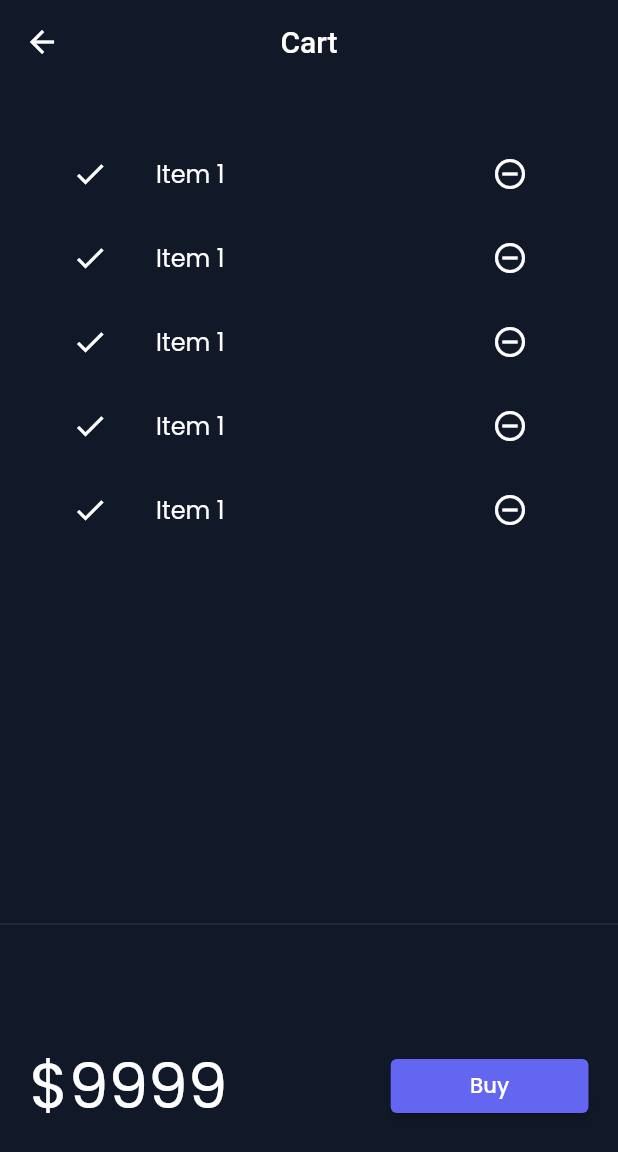
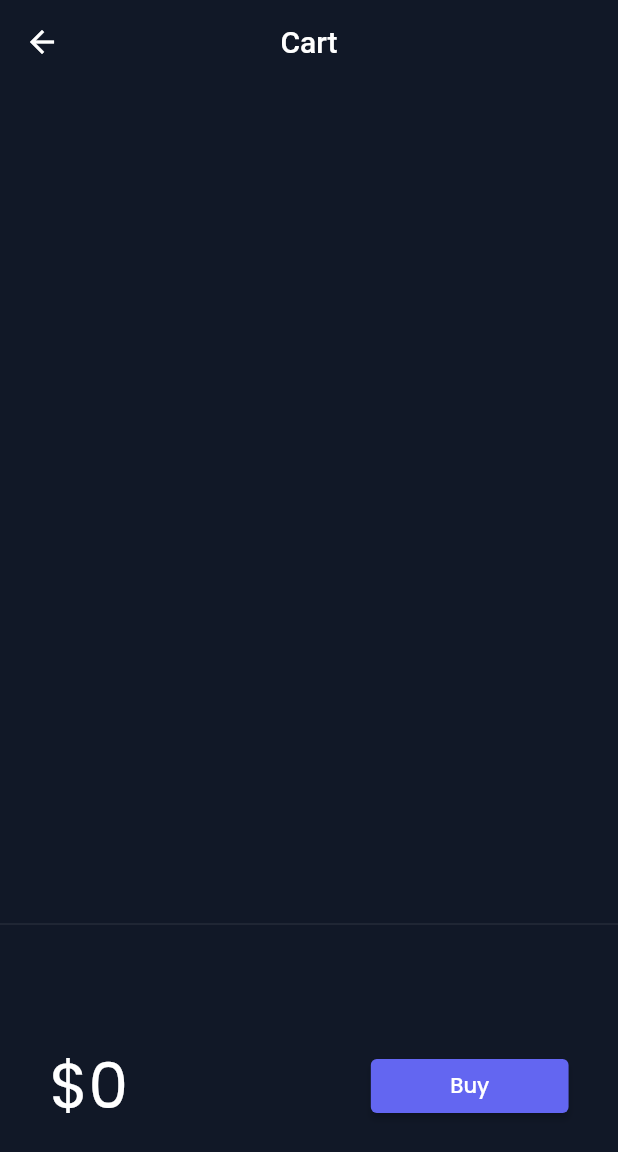
Before and after one commit to rabindra-dahal/Flutter-learning-catalog-app, a Flutter app: the CartPage screen opened by its route, on a phone screen of 412 x 824 dp. Shown: the top 1152 px of the screen. Run offline on Flutter 3.47's test engine with Material 2 defaults, Android fonts, the phone set to English and light mode, and no system bars; our stand-ins replace google_fonts, velocity_x.

Commit message:
Add to cart functionality added and day19 completed

```diff
--- a/lib/models/cart.dart
+++ b/lib/models/cart.dart
@@ -1,6 +1,9 @@
 import 'package:learning_basics/models/catalog.dart';
 
 class CartModel{
+  static final cartModel = CartModel._internal();
+  CartModel._internal();
+  factory CartModel() => cartModel;
   //catalog field
   late CatalogModel _catalog;
   //collections of IDs - store ids of each item
--- a/lib/models/catalog.dart
+++ b/lib/models/catalog.dart
@@ -1,4 +1,7 @@
 class CatalogModel{
+  static final catModel = CatalogModel._internal();
+  CatalogModel._internal();
+  factory CatalogModel() => catModel;
   static List<Item> items= [];
   //get item by id
  Item getById(int id) => items.firstWhere((element) => element.id == id , orElse: null);
--- a/lib/pages/cart_page.dart
+++ b/lib/pages/cart_page.dart
@@ -1,5 +1,6 @@
 import 'package:flutter/cupertino.dart';
 import 'package:flutter/material.dart';
+import 'package:learning_basics/models/cart.dart';
 import 'package:learning_basics/widgets/themes.dart';
 import 'package:velocity_x/velocity_x.dart';
 
@@ -28,14 +29,17 @@ class CartPage extends StatelessWidget {
 class _CartTotal extends StatelessWidget {
   const _CartTotal({Key? key}) : super(key: key);
 
+
   @override
   Widget build(BuildContext context) {
+    final _cart = CartModel();
+
     return SizedBox(
       height: 200,
       child: Row(
         mainAxisAlignment: MainAxisAlignment.spaceAround,
         children: [
-          "\$9999".text.xl5.color(context.theme.accentColor).make(),
+          "\$${_cart.totalPrice}".text.xl5.color(context.theme.accentColor).make(),
           30.widthBox,
           ElevatedButton(
               onPressed: (){
@@ -65,6 +69,7 @@ class _CartList extends StatefulWidget {
 }
 
 class __CartListState extends State<_CartList> {
+  final _cart = CartModel();
   @override
   Widget build(BuildContext context) {
     return ListView.builder(
@@ -74,9 +79,9 @@ class __CartListState extends State<_CartList> {
             icon: Icon(Icons.remove_circle_outline),
             onPressed: (){},
         ),
-        title: "Item 1".text.make(),
+        title: _cart.items[index].name.text.make(),
       ),
-      itemCount: 5,
+      itemCount: _cart.items.length,
 
     );
   }
```
Also changed, not shown: lib/widgets/home_widgets/catalog_item.dart (+36 -10 lines).
